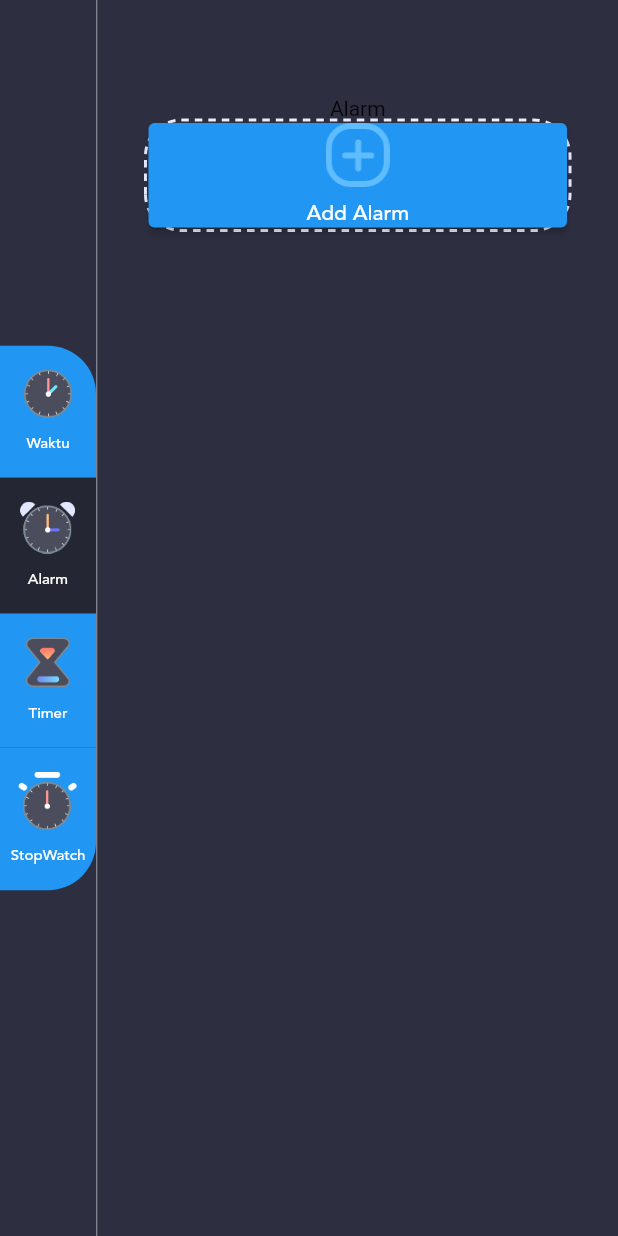
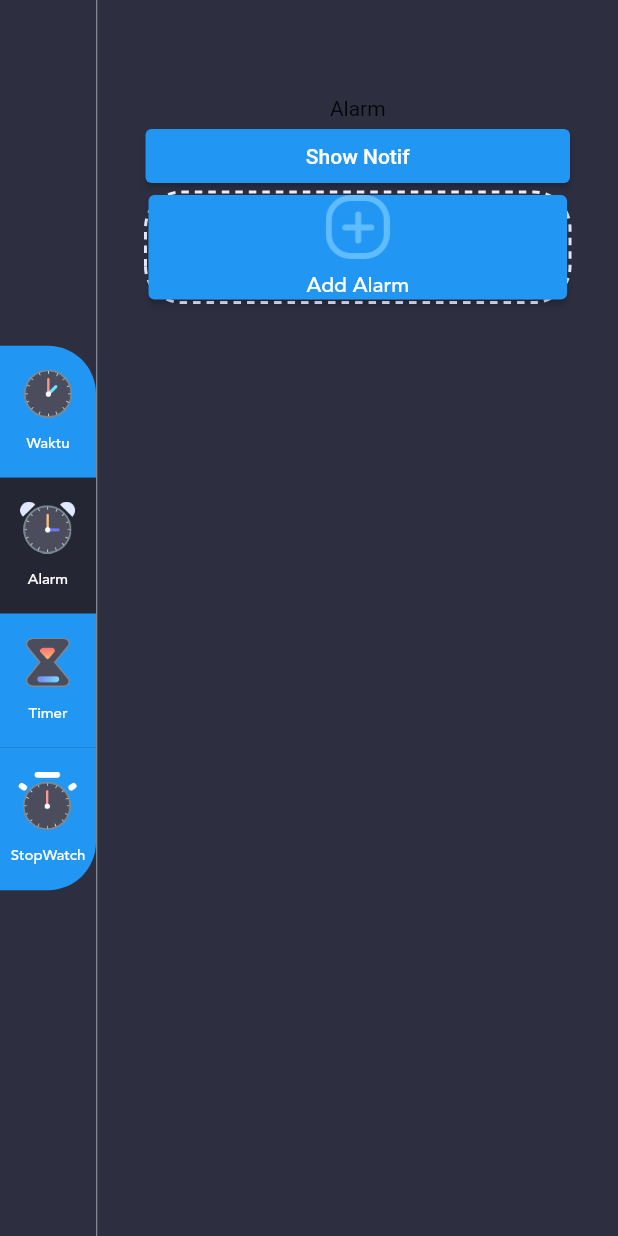
Before and after one commit to jhonwick88/school_alarm, a Flutter app: the screen it shows after launch, after a tap on "Alarm", on a phone screen of 412 x 824 dp. Run offline on Flutter 3.47's test engine with Material 2 defaults, Android fonts, the light colour scheme and no system bars; drawn by our look-alikes of dotted_border; our stand-ins replace flutter_local_notifications, sqflite, timezone; accounts and stored records are empty.

Commit message:
update alarms

```diff
--- a/lib/main.dart
+++ b/lib/main.dart
@@ -3,33 +3,36 @@ import 'package:flutter_local_notifications/flutter_local_notifications.dart';
 import 'package:provider/provider.dart';
 import 'package:school_alarm/enums.dart';
 import 'package:school_alarm/models/menu_info.dart';
+import 'package:school_alarm/notification_service.dart';
 import 'package:school_alarm/views/myhome_page.dart';
 
 final FlutterLocalNotificationsPlugin flutterLocalNotificationsPlugin =
     FlutterLocalNotificationsPlugin();
 void main() async {
   WidgetsFlutterBinding.ensureInitialized();
-
-  var initializationSettingsAndroid =
-      AndroidInitializationSettings('pintarmedia_logo');
-  var initialoonSettingIOS = IOSInitializationSettings(
-    requestAlertPermission: true,
-    requestBadgePermission: true,
-    requestSoundPermission: true,
-    onDidReceiveLocalNotification: (id, title, body, payload) {},
-  );
-  var initializationSettings = InitializationSettings(
-    android: initializationSettingsAndroid,
-    iOS: initialoonSettingIOS,
-  );
-  await flutterLocalNotificationsPlugin.initialize(
-    initializationSettings,
-    onSelectNotification: (payload) async {
-      if (payload != null) {
-        debugPrint('notifikasi payload : ' + payload);
-      }
-    },
-  );
+  NotificationService notificationService = NotificationService();
+  await notificationService.init();
+  await notificationService.requestIOSPermissions();
+  // var initializationSettingsAndroid =
+  //     AndroidInitializationSettings('pintarmedia_logo');
+  // var initialoonSettingIOS = IOSInitializationSettings(
+  //   requestAlertPermission: true,
+  //   requestBadgePermission: true,
+  //   requestSoundPermission: true,
+  //   onDidReceiveLocalNotification: (id, title, body, payload) {},
+  // );
+  // var initializationSettings = InitializationSettings(
+  //   android: initializationSettingsAndroid,
+  //   iOS: initialoonSettingIOS,
+  // );
+  // await flutterLocalNotificationsPlugin.initialize(
+  //   initializationSettings,
+  //   onSelectNotification: (payload) async {
+  //     if (payload != null) {
+  //       debugPrint('notifikasi payload : ' + payload);
+  //     }
+  //   },
+  // );
   runApp(MyApp());
 }
 
--- /dev/null
+++ b/lib/notification_service.dart
@@ -0,0 +1,121 @@
+import 'package:flutter/material.dart';
+import 'package:flutter_local_notifications/flutter_local_notifications.dart';
+import 'package:timezone/data/latest.dart' as tz;
+import 'package:timezone/timezone.dart' as tz;
+
+class NotificationService {
+  // Singleton pattern
+  static final NotificationService _notificationService =
+      NotificationService._internal();
+  factory NotificationService() {
+    return _notificationService;
+  }
+
+  NotificationService._internal();
+
+  static const channelId = "1";
+
+  final FlutterLocalNotificationsPlugin flutterLocalNotificationsPlugin =
+      FlutterLocalNotificationsPlugin();
+
+  static final AndroidNotificationDetails _androidNotificationDetails =
+      AndroidNotificationDetails(
+    channelId,
+    "thecodexhub",
+    channelDescription:
+        "This channel is responsible for all the local notifications",
+    playSound: true,
+    priority: Priority.high,
+    importance: Importance.high,
+  );
+
+  static final IOSNotificationDetails _iOSNotificationDetails =
+      IOSNotificationDetails();
+
+  final NotificationDetails notificationDetails = NotificationDetails(
+    android: _androidNotificationDetails,
+    iOS: _iOSNotificationDetails,
+  );
+
+  Future<void> init() async {
+    final AndroidInitializationSettings androidInitializationSettings =
+        AndroidInitializationSettings("pintarmedia_logo");
+
+    final IOSInitializationSettings iOSInitializationSettings =
+        IOSInitializationSettings(
+      defaultPresentAlert: false,
+      defaultPresentBadge: false,
+      defaultPresentSound: false,
+    );
+
+    final InitializationSettings initializationSettings =
+        InitializationSettings(
+      android: androidInitializationSettings,
+      iOS: iOSInitializationSettings,
+    );
+
+    // *** Initialize timezone here ***
+    tz.initializeTimeZones();
+
+    await flutterLocalNotificationsPlugin.initialize(
+      initializationSettings,
+      // onSelectNotification: onSelectNotification,
+    );
+  }
+
+  Future<void> requestIOSPermissions() async {
+    await flutterLocalNotificationsPlugin
+        .resolvePlatformSpecificImplementation<
+            IOSFlutterLocalNotificationsPlugin>()
+        ?.requestPermissions(
+          alert: true,
+          badge: true,
+          sound: true,
+        );
+  }
+
+  Future<void> showNotification(
+      int id, String title, String body, String payload) async {
+    await flutterLocalNotificationsPlugin.show(
+      id,
+      title,
+      body,
+      notificationDetails,
+      payload: payload,
+    );
+  }
+
+  Future<void> scheduleNotification(int id, String title, String body,
+      DateTime eventDate, TimeOfDay eventTime, String payload,
+      [DateTimeComponents? dateTimeComponents]) async {
+    final scheduledTime = eventDate.add(Duration(
+      hours: eventTime.hour,
+      minutes: eventTime.minute,
+    ));
+    await flutterLocalNotificationsPlugin.zonedSchedule(
+      id,
+      title,
+      body,
+      tz.TZDateTime.from(scheduledTime, tz.local),
+      notificationDetails,
+      uiLocalNotificationDateInterpretation:
+          UILocalNotificationDateInterpretation.absoluteTime,
+      androidAllowWhileIdle: true,
+      payload: payload,
+      matchDateTimeComponents: dateTimeComponents,
+    );
+  }
+
+  Future<void> cancelNotification(int id) async {
+    await flutterLocalNotificationsPlugin.cancel(id);
+  }
+
+  Future<void> cancelAllNotifications() async {
+    await flutterLocalNotificationsPlugin.cancelAll();
+  }
+}
+
+// Future<void> onSelectNotification(String? payload) async {
+//   await navigatorKey.currentState
+//       ?.push(MaterialPageRoute(builder: (_) => DetailsPage(payload: payload)));
+// }
--- a/lib/views/alarm_page.dart
+++ b/lib/views/alarm_page.dart
@@ -1,3 +1,5 @@
+import 'dart:convert';
+
 import 'package:dotted_border/dotted_border.dart';
 import 'package:flutter/material.dart';
 import 'package:flutter_local_notifications/flutter_local_notifications.dart';
@@ -6,6 +8,7 @@ import 'package:school_alarm/alarm_helper.dart';
 import 'package:school_alarm/constants/theme_data.dart';
 import 'package:school_alarm/main.dart';
 import 'package:school_alarm/models/alarm_info.dart';
+import 'package:school_alarm/notification_service.dart';
 import 'package:timezone/data/latest_all.dart' as tz;
 import 'package:timezone/timezone.dart' as tz;
 
@@ -17,6 +20,25 @@ class AlarmPage extends StatefulWidget {
 }
 
 class _AlarmPageState extends State<AlarmPage> {
+  NotificationService notificationService = NotificationService();
+  DateTime currentDate = DateTime.now();
+  DateTime? eventDate;
+  TimeOfDay currentTime = TimeOfDay.now();
+  TimeOfDay? eventTime;
+  Future<void> onCreate() async {
+    await notificationService.showNotification(
+      0,
+      "Yess coba",
+      "A new event has been created.",
+      jsonEncode({
+        "title": "Yess coba",
+        "eventDate": DateFormat("EEEE, d MMM y").format(currentDate),
+        "eventTime": currentTime.format(context),
+      }),
+    );
+  }
+
+  //original
   late tz.TZDateTime _alarmTime;
   late String _alarmTimeString;
   AlarmHelper _alarmHelper = AlarmHelper();
@@ -142,6 +164,8 @@ class _AlarmPageState extends State<AlarmPage> {
                             ),
                           );
                         }).followedBy([
+                          ElevatedButton(
+                              onPressed: onCreate, child: Text('Show Notif')),
                           if (_currentAlarms.length < 5)
                             DottedBorder(
                               strokeWidth: 2,
--- a/lib/views/clock_page.dart
+++ b/lib/views/clock_page.dart
@@ -10,6 +10,7 @@ class ClockPage extends StatefulWidget {
 class _ClockPageState extends State<ClockPage> {
   @override
   Widget build(BuildContext context) {
-    return Center(child: Text("clock pagee"));
+    return Center(
+        child: ElevatedButton(onPressed: () {}, child: Text("YES TEKAN INI")));
   }
 }
--- a/lib/views/myhome_page.dart
+++ b/lib/views/myhome_page.dart
@@ -6,6 +6,7 @@ import 'package:school_alarm/enums.dart';
 import 'package:school_alarm/models/menu_info.dart';
 import 'package:school_alarm/views/alarm_page.dart';
 import 'package:school_alarm/views/clock_page.dart';
+import 'package:school_alarm/views/page_satu.dart';
 
 class MyHomePage extends StatefulWidget {
   MyHomePage({Key? key, required this.title}) : super(key: key);
@@ -37,7 +38,7 @@ class _MyHomePageState extends State<MyHomePage> {
                 else if (value.menuType == MenuType.alarm)
                   return AlarmPage();
                 else
-                  return Container(child: Text('yesss'));
+                  return PageSatu();
               },
             ))
           ],
```
Also changed, not shown: lib/views/page_satu.dart (added, +18 -0 lines).
